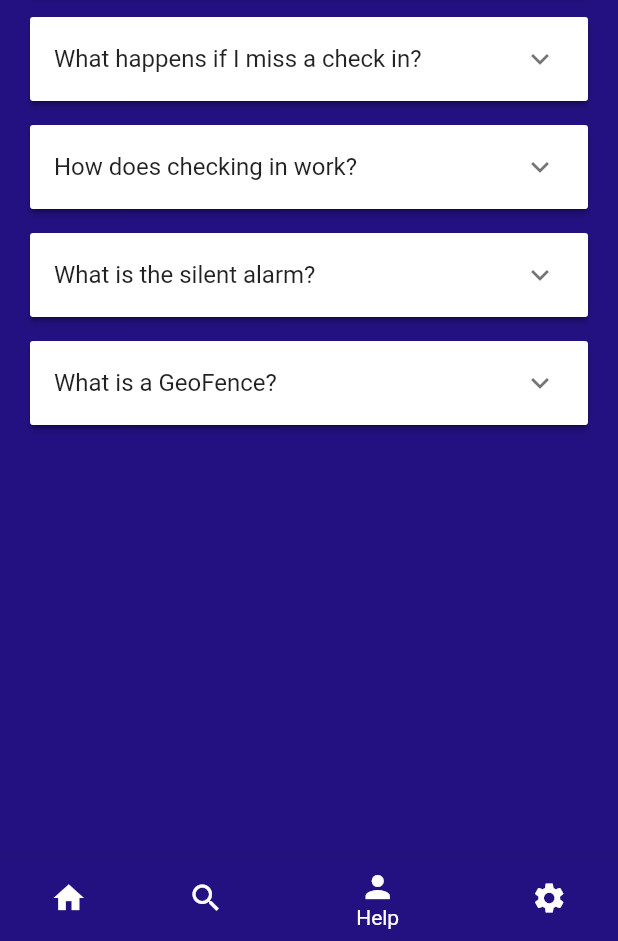
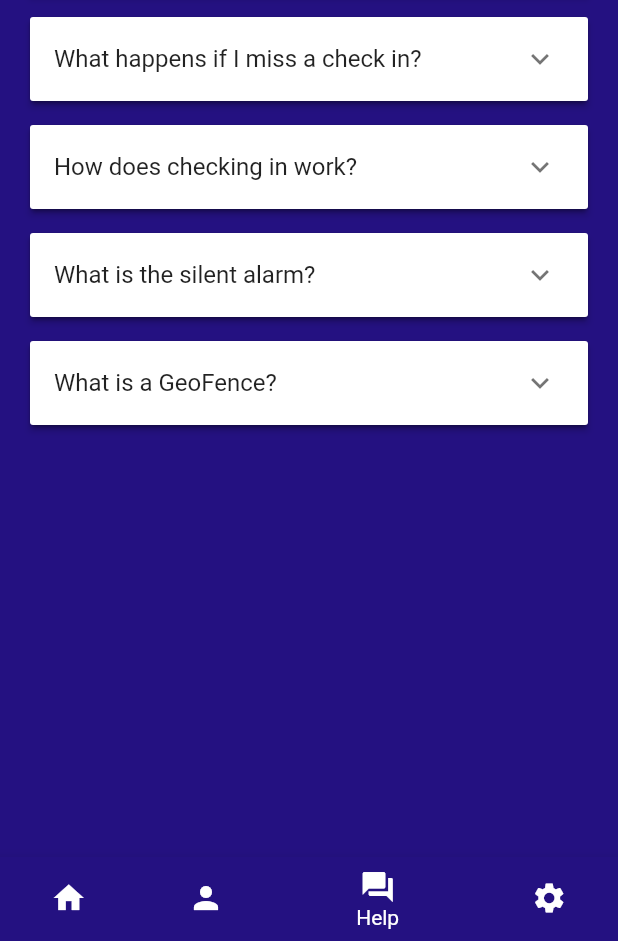
Before and after one commit to SahujMehta/lookout, a Flutter app: the screen it shows after launch, item 3 of the bottom bar chosen, on a phone screen of 412 x 824 dp, the part 295-1236 px from its top. Run offline on Flutter 3.47's test engine with Material 2 defaults, Android fonts, the phone set to English and light mode, and no system bars.

Commit message:
Fixed home icons

```diff
--- a/lib/my_home_page.dart
+++ b/lib/my_home_page.dart
@@ -42,11 +42,11 @@ class _MyHomePageState extends State<MyHomePage> {
             label: 'Home',
           ),
           BottomNavigationBarItem(
-            icon: Icon(Icons.search),
+            icon: Icon(Icons.person),
             label: 'Contacts',
           ),
           BottomNavigationBarItem(
-            icon: Icon(Icons.person),
+            icon: Icon(Icons.question_answer),
             label: 'Help',
           ),
           BottomNavigationBarItem(
```
